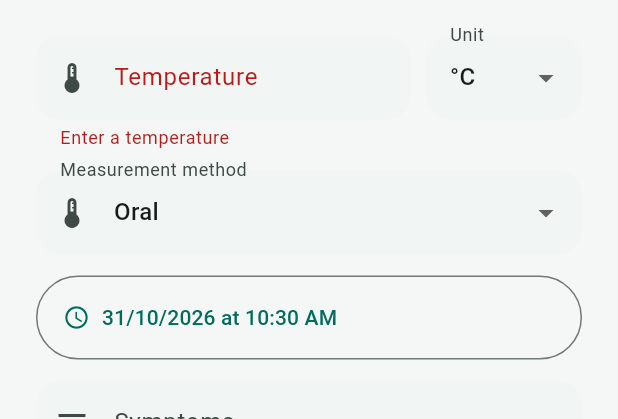
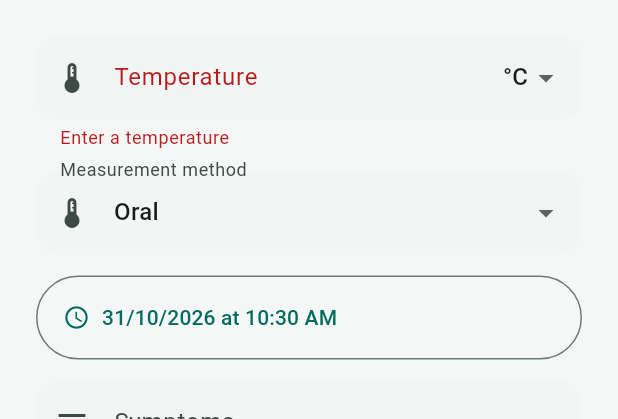
Before and after one commit to VishnuCheruvakkara/MediMate, a Flutter app: the FeverEntrySheet widget shown alone on an empty page, opened directly, after a tap on "Save entry", on a phone screen of 412 x 824 dp, the part 182-601 px from its top. Run offline on Flutter 3.47's test engine with Material 3 defaults, Android fonts, the phone set to English and light mode, and no system bars; network calls fail.

Commit message:
fix: simplify fever temperature unit controls

```diff
--- a/lib/features/fever/presentation/fever_entry_sheet.dart
+++ b/lib/features/fever/presentation/fever_entry_sheet.dart
@@ -104,48 +104,22 @@ class _FeverEntrySheetState extends State<FeverEntrySheet> {
                 ),
               ),
               const SizedBox(height: 24),
-              Row(
-                crossAxisAlignment: CrossAxisAlignment.start,
-                children: [
-                  Expanded(
-                    child: TextFormField(
+              TextFormField(
                 key: const Key('temperatureField'),
                 controller: _temperatureController,
                 keyboardType: const TextInputType.numberWithOptions(
                   decimal: true,
                 ),
-                      decoration: const InputDecoration(
+                decoration: InputDecoration(
                   labelText: 'Temperature',
-                        prefixIcon: Icon(Icons.thermostat_outlined),
-                      ),
-                      validator: (value) {
-                        final temperature = double.tryParse(
-                          value?.trim() ?? '',
-                        );
-                        if (temperature == null) return 'Enter a temperature';
-                        final minimum = _unit == TemperatureUnit.celsius
-                            ? 30
-                            : 86;
-                        final maximum = _unit == TemperatureUnit.celsius
-                            ? 45
-                            : 113;
-                        if (temperature < minimum || temperature > maximum) {
-                          final symbol = _unit == TemperatureUnit.celsius
-                              ? '°C'
-                              : '°F';
-                          return '$minimum–$maximum$symbol allowed';
-                        }
-                        return null;
-                      },
-                    ),
-                  ),
-                  const SizedBox(width: 10),
-                  SizedBox(
-                    width: 104,
-                    child: DropdownButtonFormField<TemperatureUnit>(
+                  prefixIcon: const Icon(Icons.thermostat_outlined),
+                  suffixIcon: Padding(
+                    padding: const EdgeInsets.only(right: 12),
+                    child: DropdownButtonHideUnderline(
+                      child: DropdownButton<TemperatureUnit>(
                         key: const Key('temperatureUnitField'),
-                      initialValue: _unit,
-                      decoration: const InputDecoration(labelText: 'Unit'),
+                        value: _unit,
+                        borderRadius: BorderRadius.circular(14),
                         items: const [
                           DropdownMenuItem(
                             value: TemperatureUnit.celsius,
@@ -161,7 +135,21 @@ class _FeverEntrySheetState extends State<FeverEntrySheet> {
                         },
                       ),
                     ),
-                ],
+                  ),
+                ),
+                validator: (value) {
+                  final temperature = double.tryParse(value?.trim() ?? '');
+                  if (temperature == null) return 'Enter a temperature';
+                  final minimum = _unit == TemperatureUnit.celsius ? 30 : 86;
+                  final maximum = _unit == TemperatureUnit.celsius ? 45 : 113;
+                  if (temperature < minimum || temperature > maximum) {
+                    final symbol = _unit == TemperatureUnit.celsius
+                        ? '°C'
+                        : '°F';
+                    return '$minimum–$maximum$symbol allowed';
+                  }
+                  return null;
+                },
               ),
               const SizedBox(height: 14),
               DropdownButtonFormField<String>(
--- a/lib/features/fever/presentation/fever_tracker_page.dart
+++ b/lib/features/fever/presentation/fever_tracker_page.dart
@@ -15,7 +15,6 @@ class _FeverTrackerPageState extends State<FeverTrackerPage> {
   bool _loading = true;
   bool _saving = false;
   String? _error;
-  TemperatureUnit _unit = TemperatureUnit.celsius;
 
   @override
   void initState() {
@@ -79,28 +78,11 @@ class _FeverTrackerPageState extends State<FeverTrackerPage> {
                       color: theme.colorScheme.onSurfaceVariant,
                     ),
                   ),
-                  const SizedBox(height: 16),
-                  Align(
-                    alignment: Alignment.centerLeft,
-                    child: SegmentedButton<TemperatureUnit>(
-                      segments: const [
-                        ButtonSegment(
-                          value: TemperatureUnit.celsius,
-                          label: Text('°C'),
-                        ),
-                        ButtonSegment(
-                          value: TemperatureUnit.fahrenheit,
-                          label: Text('°F'),
-                        ),
-                      ],
-                      selected: {_unit},
-                      onSelectionChanged: (selection) {
-                        setState(() => _unit = selection.first);
-                      },
-                    ),
+                  const SizedBox(height: 22),
+                  _SummaryCard(
+                    entry: _entries.firstOrNull,
+                    unit: TemperatureUnit.celsius,
                   ),
-                  const SizedBox(height: 22),
-                  _SummaryCard(entry: _entries.firstOrNull, unit: _unit),
                   const SizedBox(height: 26),
                   Row(
                     mainAxisAlignment: MainAxisAlignment.spaceBetween,
@@ -136,7 +118,7 @@ class _FeverTrackerPageState extends State<FeverTrackerPage> {
                         padding: const EdgeInsets.only(bottom: 12),
                         child: _EntryCard(
                           entry: entry,
-                          unit: _unit,
+                          unit: TemperatureUnit.celsius,
                           onEdit: () => _openEntrySheet(entry),
                           onDelete: () => _confirmDelete(entry),
                         ),
@@ -178,7 +160,7 @@ class _FeverTrackerPageState extends State<FeverTrackerPage> {
       isScrollControlled: true,
       useSafeArea: true,
       showDragHandle: false,
-      builder: (_) => FeverEntrySheet(initial: entry, initialUnit: _unit),
+      builder: (_) => FeverEntrySheet(initial: entry),
     );
     if (input == null || !mounted) return;
     setState(() => _saving = true);
```
Lines whose indentation alone changed are shown as unchanged.
